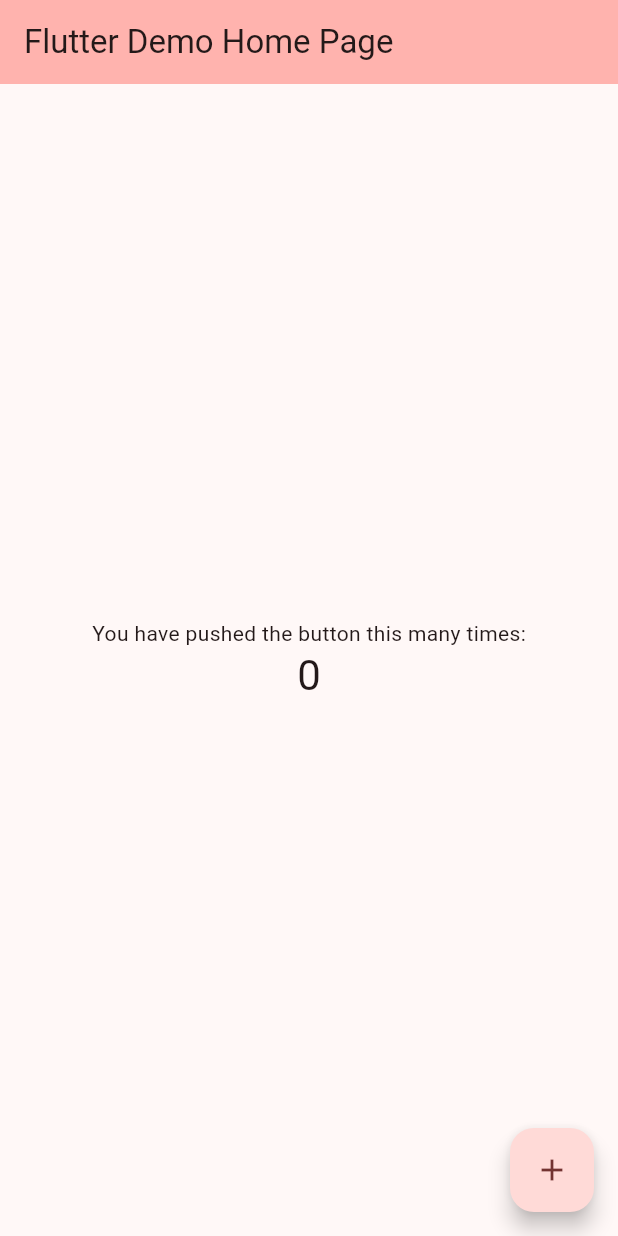
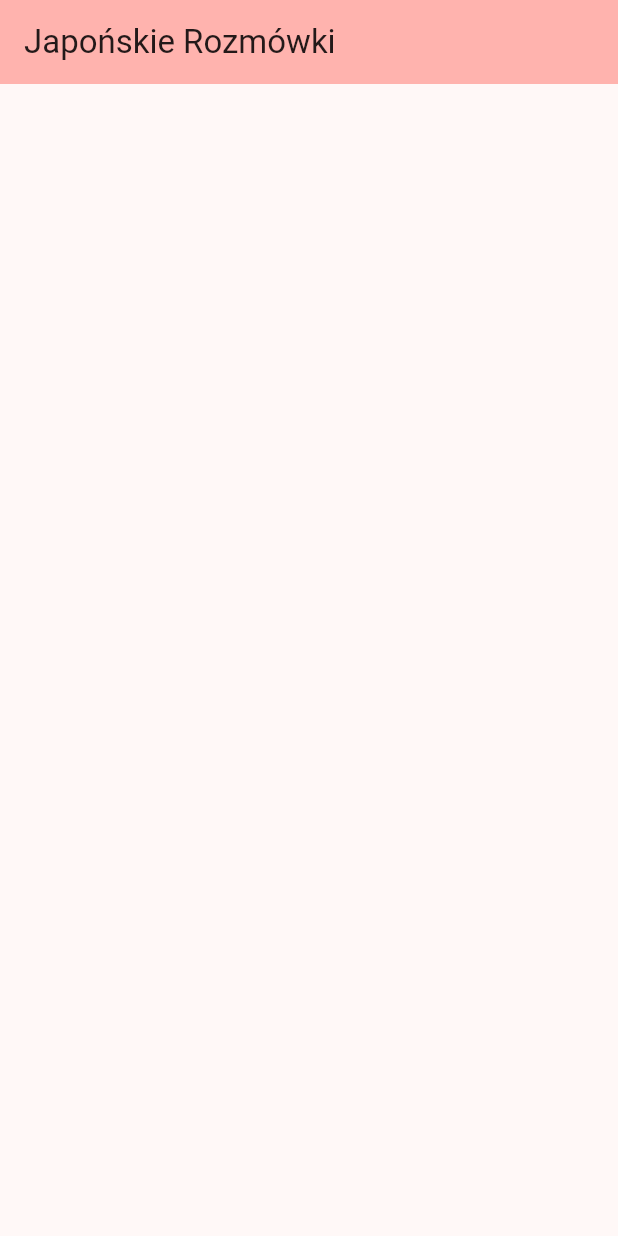
Before and after one commit to SonicSong/simple_jp, a Flutter app: the screen it shows after launch, on a phone screen of 412 x 824 dp. Run offline on Flutter 3.47's test engine with Material 3 defaults, Android fonts, the phone set to English and light mode, and no system bars; our stand-ins replace sqflite; missing offline and left inert: google_mlkit_translation, is_first_run, kana_kit; accounts and stored records are empty.

Commit message:
Adding stuff

```diff
--- a/lib/main.dart
+++ b/lib/main.dart
@@ -1,4 +1,9 @@
 import 'package:flutter/material.dart';
+import 'package:is_first_run/is_first_run.dart';
+
+import 'src/database.dart';
+import 'src/kana_convert.dart';
+import 'src/translation.dart';
 
 void main() {
   runApp(const MyApp());
@@ -11,27 +16,19 @@ class MyApp extends StatelessWidget {
   @override
   Widget build(BuildContext context) {
     return MaterialApp(
-      title: 'Flutter Demo',
+      title: 'Japońskie Rozmówki',
       theme: ThemeData(
 
         colorScheme: ColorScheme.fromSeed(seedColor: Colors.redAccent),
+        useMaterial3: true,
       ),
-      home: const MyHomePage(title: 'Flutter Demo Home Page'),
+      home: const MyHomePage(title: 'Japońskie Rozmówki'),
     );
   }
 }
 
 class MyHomePage extends StatefulWidget {
   const MyHomePage({super.key, required this.title});
-
-  // This widget is the home page of your application. It is stateful, meaning
-  // that it has a State object (defined below) that contains fields that affect
-  // how it looks.
-
-  // This class is the configuration for the state. It holds the values (in this
-  // case the title) provided by the parent (in this case the App widget) and
-  // used by the build method of the State. Fields in a Widget subclass are
-  // always marked "final".
 
   final String title;
 
@@ -40,69 +37,54 @@ class MyHomePage extends StatefulWidget {
 }
 
 class _MyHomePageState extends State<MyHomePage> {
-  int _counter = 0;
+  Future<void> _CreateDatabase() async {
+    try {
+      await SqlDbCreate().initializeDatabase();
+      print ('Database created successfully');
+    } catch (e) {
+      print('Error creating database: $e');
+    }
+  }
+  bool? _isFirstRun;
+  void _checkFirstRun() async {
+    bool ifr = await IsFirstRun.isFirstRun();
+    setState(() {
+      _isFirstRun = ifr;
+    });
+    if (_isFirstRun == true) {
+      _CreateDatabase();
+      // await _CreateDB();
+    }
+  }
 
-  void _incrementCounter() {
+  int _selectedIndex = 0;
+
+  static List<Widget> _widgetOptions = <Widget>[
+    // Add your widgets here
+
+  ];
+
+  void _onItemTapped(int index) {
     setState(() {
-      // This call to setState tells the Flutter framework that something has
-      // changed in this State, which causes it to rerun the build method below
-      // so that the display can reflect the updated values. If we changed
-      // _counter without calling setState(), then the build method would not be
-      // called again, and so nothing would appear to happen.
-      _counter++;
+      _selectedIndex = index;
     });
   }
 
   @override
   Widget build(BuildContext context) {
-    // This method is rerun every time setState is called, for instance as done
-    // by the _incrementCounter method above.
-    //
-    // The Flutter framework has been optimized to make rerunning build methods
-    // fast, so that you can just rebuild anything that needs updating rather
-    // than having to individually change instances of widgets.
     return Scaffold(
       appBar: AppBar(
-        // TRY THIS: Try changing the color here to a specific color (to
-        // Colors.amber, perhaps?) and trigger a hot reload to see the AppBar
-        // change color while the other colors stay the same.
         backgroundColor: Theme.of(context).colorScheme.inversePrimary,
-        // Here we take the value from the MyHomePage object that was created by
-        // the App.build method, and use it to set our appbar title.
         title: Text(widget.title),
       ),
       body: Center(
-        // Center is a layout widget. It takes a single child and positions it
-        // in the middle of the parent.
         child: Column(
-          // Column is also a layout widget. It takes a list of children and
-          // arranges them vertically. By default, it sizes itself to fit its
-          // children horizontally, and tries to be as tall as its parent.
-          //
-          // Column has various properties to control how it sizes itself and
-          // how it positions its children. Here we use mainAxisAlignment to
-          // center the children vertically; the main axis here is the vertical
-          // axis because Columns are vertical (the cross axis would be
-          // horizontal).
-          //
-          // TRY THIS: Invoke "debug painting" (choose the "Toggle Debug Paint"
-          // action in the IDE, or press "p" in the console), to see the
-          // wireframe for each widget.
           mainAxisAlignment: MainAxisAlignment.center,
           children: <Widget>[
-            const Text('You have pushed the button this many times:'),
-            Text(
-              '$_counter',
-              style: Theme.of(context).textTheme.headlineMedium,
-            ),
+
           ],
         ),
       ),
-      floatingActionButton: FloatingActionButton(
-        onPressed: _incrementCounter,
-        tooltip: 'Increment',
-        child: const Icon(Icons.add),
-      ), // This trailing comma makes auto-formatting nicer for build methods.
     );
   }
 }
--- /dev/null
+++ b/lib/src/kana_convert.dart
@@ -0,0 +1 @@
+import 'package:kana_kit/kana_kit.dart';
--- /dev/null
+++ b/lib/src/translation.dart
@@ -0,0 +1 @@
+import 'package:google_mlkit_translation/google_mlkit_translation.dart';
--- a/pubspec.yaml
+++ b/pubspec.yaml
@@ -35,6 +35,9 @@ dependencies:
   # Use with the CupertinoIcons class for iOS style icons.
   cupertino_icons: ^1.0.8
   sqflite: ^2.2.0
+  kana_kit: ^2.1.0
+  google_mlkit_translation: ^0.13.0
+  is_first_run: 1.0.0
 
 dev_dependencies:
   flutter_test:
```
Also changed, not shown: lib/database.dart (deleted, +0 -18 lines), lib/src/database.dart (added, +28 -0 lines), pubspec.lock, 3 other files.
